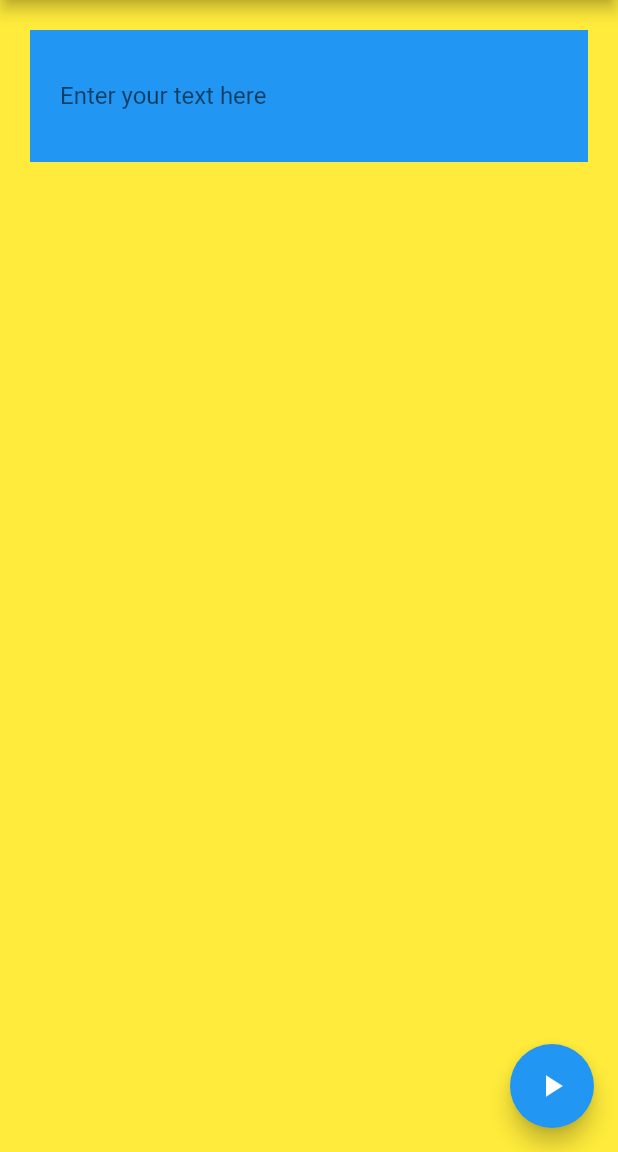
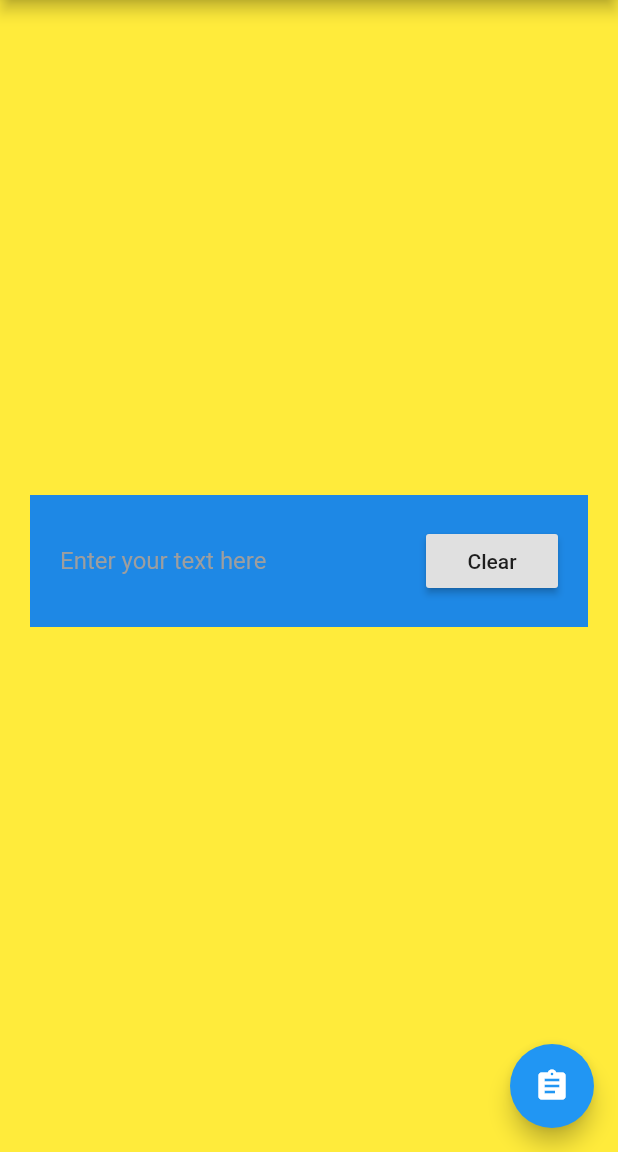
Before and after one commit to Terry-Roberson/Spongebobify, a Flutter app: the screen it shows after launch, on a phone screen of 412 x 824 dp, the part 84-1236 px from its top. Run offline on Flutter 3.47's test engine with Material 2 defaults, Android fonts, the light colour scheme and no system bars.

Commit message:
my first commit

```diff
--- a/lib/main.dart
+++ b/lib/main.dart
@@ -1,5 +1,7 @@
 import 'package:flutter/material.dart';
 import 'dart:math';
+
+import 'package:flutter/services.dart';
 
 void main() => runApp(Spongebobify());
 
@@ -7,65 +9,179 @@ class Spongebobify extends StatelessWidget {
   @override
   Widget build(BuildContext context) {
     return MaterialApp(
-      home: Scaffold(
-        backgroundColor: Colors.yellow,
-        appBar: AppBar(
-          backgroundColor: Colors.brown,
-          title: Center(
-            child: Text("Spongebobify"),
+      home: HomePage(),
+    );
+  }
+}
+
+class HomePage extends StatefulWidget {
+  @override
+  _HomePageState createState() => _HomePageState();
+}
+
+class _HomePageState extends State<HomePage> {
+  final _formKey = GlobalKey<FormState>();
+  final _textEditingController = TextEditingController();
+  var _finalText = '';
+
+  String _spongebobifyText(String text) {
+    List<String> letters = text.split('');
+    return letters
+        .map((letter) =>
+            Random().nextBool() ? letter.toLowerCase() : letter.toUpperCase())
+        .toList()
+        .join();
+  }
+
+  void _onTextChanged() {
+    String text = _textEditingController.text;
+    if (text.length < _finalText.length + 1) {
+      _reroll(text);
+      return;
+    }
+    if (text.length > _finalText.length + 1) {
+      _reroll(text);
+      return;
+    }
+    var lastChar = text.substring(text.length - 1);
+    lastChar =
+        Random().nextBool() ? lastChar.toLowerCase() : lastChar.toUpperCase();
+    _append(lastChar);
+  }
+
+  void _onTextChangedAutistic() {
+    String text = _textEditingController.text;
+    print(text.substring(0, _finalText.length).toLowerCase());
+    if (text.substring(0, _finalText.length).toLowerCase() ==
+        _finalText.toLowerCase()) {
+      setState(() {
+        _finalText += _spongebobifyText(
+            text.substring(_finalText.length, text.length));
+      });
+      print('true');
+    } else {
+      print('false');
+      setState(() {
+        _finalText = _spongebobifyText(text);
+      });
+    }
+  }
+
+  void _clear() {
+    _textEditingController.clear();
+    setState(() => _finalText = '');
+  }
+
+  void _reroll(String text) {
+    setState(() => _finalText = _spongebobifyText(text));
+  }
+
+  void _append(String char) {
+    setState(() => _finalText += char);
+  }
+
+  @override
+  initState() {
+    super.initState();
+    _textEditingController.addListener(_onTextChanged);
+  }
+
+  @override
+  dispose() {
+    _textEditingController.dispose();
+    super.dispose();
+  }
+
+  @override
+  Widget build(BuildContext context) {
+    return Scaffold(
+      backgroundColor: Colors.yellow,
+      appBar: AppBar(
+        backgroundColor: Colors.brown,
+        title: Center(
+          child: Text("Spongebobify"),
+        ),
+      ),
+      body: Center(
+        child: SingleChildScrollView(
+          child: Padding(
+            padding: EdgeInsets.all(20),
+            child: Column(
+              mainAxisSize: MainAxisSize.min,
+              children: <Widget>[
+                // textfield
+                Container(
+                  color: Colors.blue[600],
+                  padding: EdgeInsets.all(20),
+                  child: Row(
+                    children: <Widget>[
+                      Expanded(
+                        child: Form(
+                          key: _formKey,
+                          child: TextFormField(
+                            controller: _textEditingController,
+                            keyboardType: TextInputType.multiline,
+                            maxLines: null,
+                            style: TextStyle(
+                              color: Colors.white,
+                            ),
+                            validator: (value) {
+                              if (value.isEmpty) {
+                                return 'Please enter some text.';
+                              }
+                              return null;
+                            },
+                            decoration: InputDecoration(
+                              border: InputBorder.none,
+                              hintText: 'Enter your text here',
+                              hintStyle: TextStyle(
+                                color: Colors.grey,
+                              ),
+                            ),
+                          ),
+                        ),
+                      ),
+                      SizedBox(
+                        width: 10,
+                      ),
+                      RaisedButton(
+                        child: Text('Clear'),
+                        onPressed: () => _clear(),
+                      ),
+                    ],
+                  ),
+                ),
+                SizedBox(
+                  height: 20,
+                ),
+                // results
+                (_finalText != '')
+                    ? Container(
+                        width: double.infinity,
+                        color: Colors.blue[600],
+                        padding: EdgeInsets.all(20),
+                        child: Text(
+                          '$_finalText',
+                          style: TextStyle(
+                            color: Colors.white,
+                          ),
+                        ),
+                      )
+                    : Container(),
+              ],
+            ),
           ),
         ),
-        floatingActionButton: MyFab(),
-        body: TextInput(),
+      ),
+      floatingActionButton: FloatingActionButton(
+        onPressed: () {
+          bool isValid = _formKey.currentState.validate();
+          if (isValid) {
+            Clipboard.setData(ClipboardData(text: _finalText));
+          }
+        },
+        child: Icon(Icons.assignment),
       ),
     );
   }
 }
-
-//text field widget
-class TextInput extends StatelessWidget {
-  @override
-  Widget build(BuildContext context) {
-    return Container(
-      color: Colors.blue,
-      padding: EdgeInsets.all(20.0),
-      margin: EdgeInsets.all(20.0),
-      child: TextFormField(
-        keyboardType: TextInputType.multiline,
-        maxLines: null,
-        validator: (value) {
-          if (value.isEmpty) {
-            return 'Please enter some text';
-          }
-          return null;
-        },
-        onChanged: (String text) {
-          String s = text;
-          var cap = s.toUpperCase();
-          var low = s.toLowerCase();
-          final _random = Random();
-          var list = [cap, low];
-          var textR = list[_random.nextInt(list.length)];
-          text.substring(textR.length);
-          print('$textR');
-
-        },
-        decoration: InputDecoration(
-            border: InputBorder.none, hintText: 'Enter your text here'),
-      ),
-    );
-  }
-}
-
-//FAB widget
-class MyFab extends StatelessWidget {
-  @override
-  Widget build(BuildContext context) {
-    return FloatingActionButton(
-      onPressed: () {
-        //spongebobifies text
-      },
-      child: Icon(Icons.play_arrow),
-    );
-  }
-}
--- a/pubspec.yaml
+++ b/pubspec.yaml
@@ -23,6 +23,7 @@ dependencies:
   # The following adds the Cupertino Icons font to your application.
   # Use with the CupertinoIcons class for iOS style icons.
   cupertino_icons: ^0.1.2
+  provider: ^4.0.4
 
 dev_dependencies:
   flutter_test:
```
Also changed, not shown: pubspec.lock.
